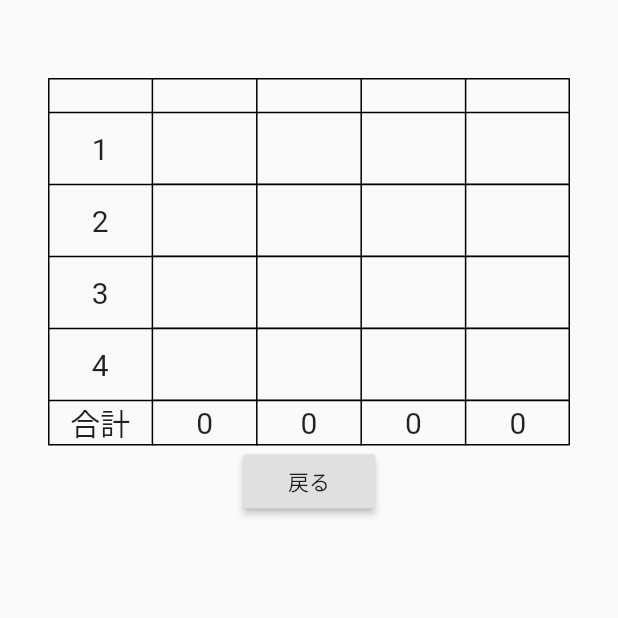
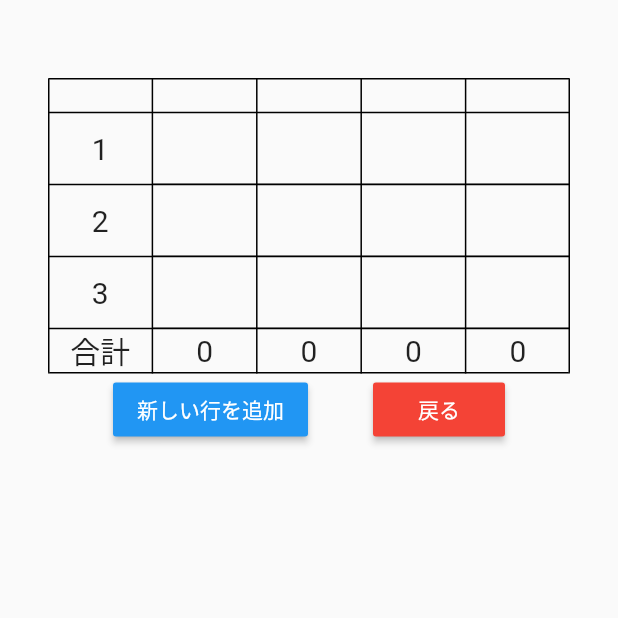
Before and after one commit to odmishien/my_first_flutter, a Flutter app: the ScoreForm screen opened by its route, on a phone screen of 412 x 824 dp, the top half of it. Run offline on Flutter 3.47's test engine with Material 2 defaults, Android fonts, the phone set to English and light mode, and no system bars; missing offline and left inert: dart:ffi.

Commit message:
らしくなってきた

```diff
--- a/lib/main.dart
+++ b/lib/main.dart
@@ -76,27 +76,14 @@ class _ScoreFormState extends State<ScoreForm> {
     this.pechaName = pechaName;
   }
 
-  List<int> player1Scores = [];
-  List<int> player2Scores = [];
-  List<int> player3Scores = [];
-  List<int> player4Scores = [];
+  List<int> player1Scores = [0, 0, 0, 0];
+  List<int> player2Scores = [0, 0, 0, 0];
+  List<int> player3Scores = [0, 0, 0, 0];
+  List<int> player4Scores = [0, 0, 0, 0];
 
   @override
   Widget build(BuildContext context) {
-    return new Scaffold(
-        body: DefaultTextStyle.merge(
-            style: TextStyle(
-              fontSize: 20,
-            ),
-            child: Container(
-              padding: EdgeInsets.all(32.0),
-              child: Column(
-                children: <Widget>[
-                  SizedBox(height: 20),
-                  Table(
-                    border: TableBorder.all(),
-                    defaultVerticalAlignment: TableCellVerticalAlignment.middle,
-                    children: [
+    final rows = <TableRow>[
       TableRow(
         children: [
           Container(),
@@ -118,154 +105,128 @@ class _ScoreFormState extends State<ScoreForm> {
           ),
         ],
       ),
-                      TableRow(children: [
+    ];
+    for (var i = 1; i < player1Scores.length; i++) {
+      rows.add(TableRow(
+        children: [
           Text(
-                          '1',
+            i.toString(),
             textAlign: TextAlign.center,
           ),
           TextField(
             textAlign: TextAlign.center,
-                          keyboardType: TextInputType.number,
-                          onChanged: (text) {
-                            player1Scores.add(int.tryParse(text));
-                            debugPrint('run onChanged');
-                          },
-                        ),
-                        TextField(
-                          textAlign: TextAlign.center,
-                          keyboardType: TextInputType.number,
+            keyboardType: TextInputType.numberWithOptions(signed: true),
             onChanged: (text) {
               if (text.length > 0) {
-                              this.player2Scores[0] = int.parse(text);
+                setState(() {
+                  player1Scores[i] = int.parse(text);
+                });
               }
             },
           ),
           TextField(
             textAlign: TextAlign.center,
-                          keyboardType: TextInputType.number,
+            keyboardType: TextInputType.numberWithOptions(signed: true),
             onChanged: (text) {
               if (text.length > 0) {
-                              this.player3Scores[0] = int.parse(text);
+                setState(() {
+                  player2Scores[i] = int.parse(text);
+                });
               }
             },
           ),
           TextField(
             textAlign: TextAlign.center,
-                          keyboardType: TextInputType.number,
+            keyboardType: TextInputType.numberWithOptions(signed: true),
             onChanged: (text) {
               if (text.length > 0) {
-                              this.player4Scores[0] = int.parse(text);
+                setState(() {
+                  player3Scores[i] = int.parse(text);
+                });
               }
             },
           ),
-                      ]),
-                      TableRow(children: [
-                        Text(
-                          '2',
-                          textAlign: TextAlign.center,
-                        ),
           TextField(
             textAlign: TextAlign.center,
-                          keyboardType: TextInputType.number,
+            keyboardType: TextInputType.numberWithOptions(signed: true),
+            onChanged: (text) {
+              if (text.length > 0) {
+                setState(() {
+                  player4Scores[i] = int.parse(text);
+                });
+              }
+            },
           ),
-                        TextField(
-                          textAlign: TextAlign.center,
-                          keyboardType: TextInputType.number,
-                        ),
-                        TextField(
-                          textAlign: TextAlign.center,
-                          keyboardType: TextInputType.number,
-                        ),
-                        TextField(
-                          textAlign: TextAlign.center,
-                          keyboardType: TextInputType.number,
-                        ),
-                      ]),
-                      TableRow(children: [
-                        Text(
-                          '3',
-                          textAlign: TextAlign.center,
-                        ),
-                        TextField(
-                          textAlign: TextAlign.center,
-                          keyboardType: TextInputType.number,
-                        ),
-                        TextField(
-                          textAlign: TextAlign.center,
-                          keyboardType: TextInputType.number,
-                        ),
-                        TextField(
-                          textAlign: TextAlign.center,
-                          keyboardType: TextInputType.number,
-                        ),
-                        TextField(
-                          textAlign: TextAlign.center,
-                          keyboardType: TextInputType.number,
-                        ),
-                      ]),
-                      TableRow(children: [
-                        Text(
-                          '4',
-                          textAlign: TextAlign.center,
-                        ),
-                        TextField(
-                          textAlign: TextAlign.center,
-                          keyboardType: TextInputType.number,
-                        ),
-                        TextField(
-                          textAlign: TextAlign.center,
-                          keyboardType: TextInputType.number,
-                        ),
-                        TextField(
-                          textAlign: TextAlign.center,
-                          keyboardType: TextInputType.number,
-                        ),
-                        TextField(
-                          textAlign: TextAlign.center,
-                          keyboardType: TextInputType.number,
-                        ),
-                      ]),
-                      TableRow(children: [
+        ],
+      ));
+    }
+    rows.add(TableRow(children: [
       Text(
         '合計',
         textAlign: TextAlign.center,
       ),
       Text(
         player1Scores
-                              .fold(
-                                  0, (previous, current) => previous + current)
+            .fold(0, (previous, current) => previous + current)
             .toString(),
         textAlign: TextAlign.center,
       ),
       Text(
         player2Scores
-                              .fold(
-                                  0, (previous, current) => previous + current)
+            .fold(0, (previous, current) => previous + current)
             .toString(),
         textAlign: TextAlign.center,
       ),
       Text(
         player3Scores
-                              .fold(
-                                  0, (previous, current) => previous + current)
+            .fold(0, (previous, current) => previous + current)
             .toString(),
         textAlign: TextAlign.center,
       ),
       Text(
         player4Scores
-                              .fold(
-                                  0, (previous, current) => previous + current)
+            .fold(0, (previous, current) => previous + current)
             .toString(),
         textAlign: TextAlign.center,
       ),
-                      ]),
-                    ],
+    ]));
+
+    return new Scaffold(
+        body: DefaultTextStyle.merge(
+      style: TextStyle(
+        fontSize: 20,
+      ),
+      child: SingleChildScrollView(
+          scrollDirection: Axis.vertical,
+          child: Container(
+            padding: EdgeInsets.all(32.0),
+            child: Column(
+              children: <Widget>[
+                SizedBox(height: 20),
+                Table(
+                  border: TableBorder.all(),
+                  defaultVerticalAlignment: TableCellVerticalAlignment.middle,
+                  children: rows,
                 ),
                 Center(
-                    child: Column(
-                      mainAxisSize: MainAxisSize.min,
+                  child: Row(
+                    mainAxisAlignment: MainAxisAlignment.spaceEvenly,
                     children: <Widget>[
                       RaisedButton(
+                          color: Colors.blue,
+                          textColor: Colors.white,
+                          onPressed: () => {
+                                setState(() {
+                                  player1Scores.add(0);
+                                  player2Scores.add(0);
+                                  player3Scores.add(0);
+                                  player4Scores.add(0);
+                                }),
+                              },
+                          child: new Text('新しい行を追加')),
+                      RaisedButton(
+                        color: Colors.red,
+                        textColor: Colors.white,
                         onPressed: () => Navigator.of(context).pop(),
                         child: new Text('戻る'),
                       )
@@ -274,7 +235,8 @@ class _ScoreFormState extends State<ScoreForm> {
                 )
               ],
             ),
-            )));
+          )),
+    ));
   }
 }
 
```
Lines whose indentation alone changed are shown as unchanged.
